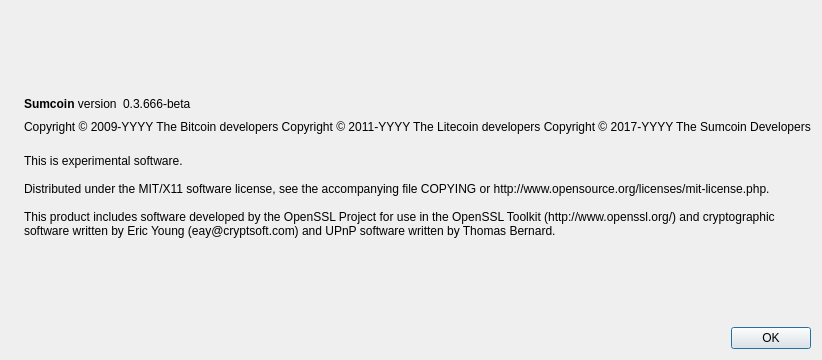
The window that src/qt/forms/aboutdialog.ui (sumcoinlabs/sumcoin) describes before a commit, drawn with Qt 5.
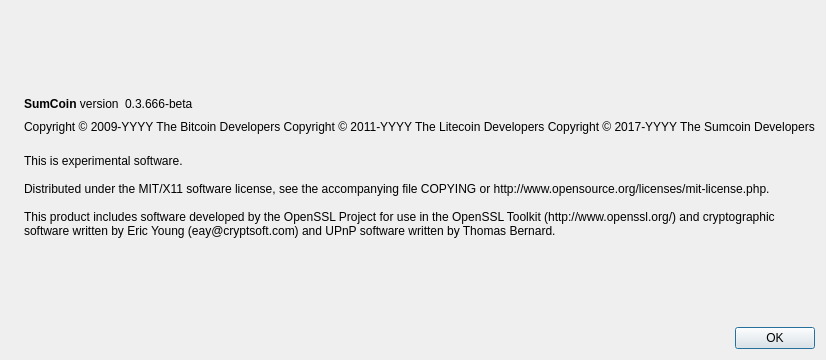
The same window after the commit. Icons and pictures are not drawn.

```diff
--- a/src/qt/forms/aboutdialog.ui
+++ b/src/qt/forms/aboutdialog.ui
@@ -50,7 +50,7 @@
           <cursorShape>IBeamCursor</cursorShape>
          </property>
          <property name="text">
-          <string>&lt;b&gt;Sumcoin&lt;/b&gt; version</string>
+          <string>&lt;b&gt;SumCoin&lt;/b&gt; version</string>
          </property>
          <property name="textInteractionFlags">
           <set>Qt::LinksAccessibleByMouse|Qt::TextSelectableByKeyboard|Qt::TextSelectableByMouse</set>
@@ -91,8 +91,8 @@
         <cursorShape>IBeamCursor</cursorShape>
        </property>
        <property name="text">
-        <string notr="true">Copyright &amp;copy; 2009-YYYY The Bitcoin developers
-Copyright &amp;copy; 2011-YYYY The Litecoin developers
+        <string notr="true">Copyright &amp;copy; 2009-YYYY The Bitcoin Developers
+Copyright &amp;copy; 2011-YYYY The Litecoin Developers
 Copyright &amp;copy; 2017-YYYY The Sumcoin Developers</string>
        </property>
        <property name="textFormat">
```
